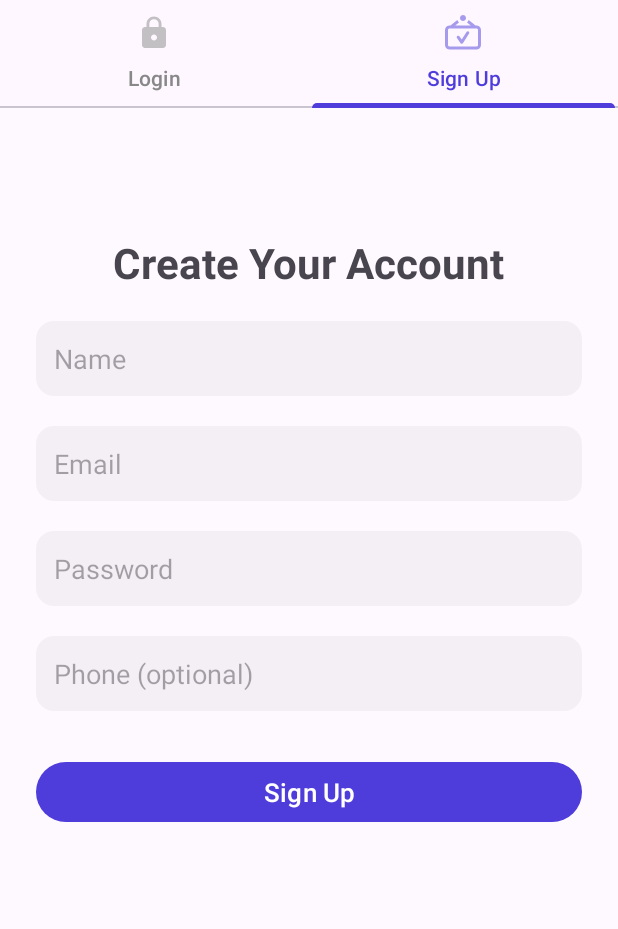
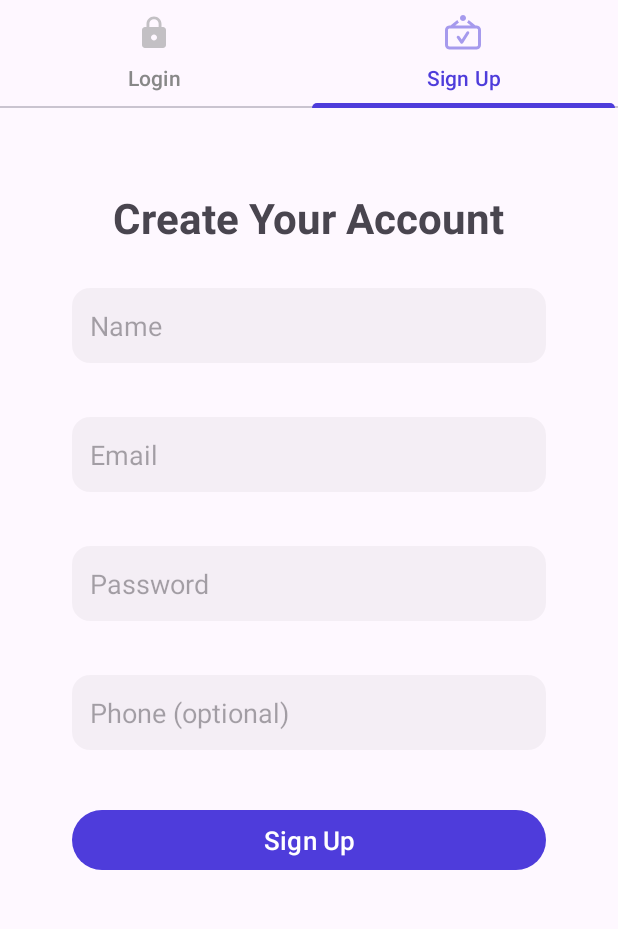
Before and after one commit to CMPUT301F25droids/EventLotteryApp, an Android app: the SignUpFragment screen opened directly, with no data from a screen before it, on a phone screen of 412 x 824 dp, the part 60-989 px from its top. Run offline under Robolectric (Android 15) with nearby library versions, the phone set to English and light mode, and no system bars; our stand-ins replace Firebase (no records; nobody signed in at launch, a user with empty details on screens opened directly).

Commit message:
signup ui bug

```diff
--- a/EventLotteryApp/app/src/main/res/layout/fragment_sign_up.xml
+++ b/EventLotteryApp/app/src/main/res/layout/fragment_sign_up.xml
@@ -4,7 +4,7 @@
     xmlns:tools="http://schemas.android.com/tools"
     android:layout_width="match_parent"
     android:layout_height="match_parent"
-    android:layout_gravity="center"
+    android:isScrollContainer="false"
     android:fillViewport="true"
 
     tools:context=".Authorization.SignUpFragment">
@@ -13,10 +13,9 @@
         android:id="@+id/posi"
         android:layout_width="match_parent"
         android:layout_height="wrap_content"
-        android:layout_gravity="center"
-        android:layout_marginTop="40dp"
+        android:layout_marginTop="30dp"
+        android:padding="24dp">
 
-        android:padding="24dp">
         <TextView
             android:id="@+id/title"
             android:layout_width="wrap_content"
@@ -35,9 +34,11 @@
             android:hint="Name"
             android:layout_width="0dp"
             android:layout_height="50dp"
+            android:layout_marginStart="24dp"
+            android:layout_marginTop="28dp"
+            android:layout_marginEnd="24dp"
             android:background="@drawable/edittext"
             android:padding="12dp"
-            android:layout_marginTop="20dp"
             app:layout_constraintTop_toBottomOf="@id/title"
             app:layout_constraintStart_toStartOf="parent"
             app:layout_constraintEnd_toEndOf="parent" />
@@ -47,14 +48,17 @@
             android:id="@+id/sign_email"
             android:layout_width="0dp"
             android:layout_height="50dp"
+            android:layout_marginStart="24dp"
+            android:layout_marginTop="36dp"
+            android:layout_marginEnd="24dp"
+
             android:background="@drawable/edittext"
             android:hint="@string/login_hint1"
             android:inputType="textEmailAddress"
             android:padding="12dp"
             app:layout_constraintTop_toBottomOf="@id/sign_name"
             app:layout_constraintStart_toStartOf="parent"
-            app:layout_constraintEnd_toEndOf="parent"
-            android:layout_marginTop="20dp" />
+            app:layout_constraintEnd_toEndOf="parent" />
 
         <!-- PASSWORD -->
         <EditText
@@ -68,7 +72,9 @@
             app:layout_constraintTop_toBottomOf="@id/sign_email"
             app:layout_constraintStart_toStartOf="parent"
             app:layout_constraintEnd_toEndOf="parent"
-            android:layout_marginTop="20dp" />
+            android:layout_marginStart="24dp"
+            android:layout_marginTop="36dp"
+            android:layout_marginEnd="24dp" />
 
         <!-- PHONE -->
         <EditText
@@ -82,7 +88,9 @@
             app:layout_constraintTop_toBottomOf="@id/sign_password"
             app:layout_constraintStart_toStartOf="parent"
             app:layout_constraintEnd_toEndOf="parent"
-            android:layout_marginTop="20dp" />
+            android:layout_marginStart="24dp"
+            android:layout_marginTop="36dp"
+            android:layout_marginEnd="24dp" />
 
         <!-- BUTTON -->
         <Button
@@ -95,7 +103,9 @@
             app:layout_constraintTop_toBottomOf="@id/sign_phone"
             app:layout_constraintStart_toStartOf="parent"
             app:layout_constraintEnd_toEndOf="parent"
-            android:layout_marginTop="30dp" />
+            android:layout_marginStart="24dp"
+            android:layout_marginTop="36dp"
+            android:layout_marginEnd="24dp" />
 
         <ProgressBar
             android:id="@+id/signup_progress"
```
